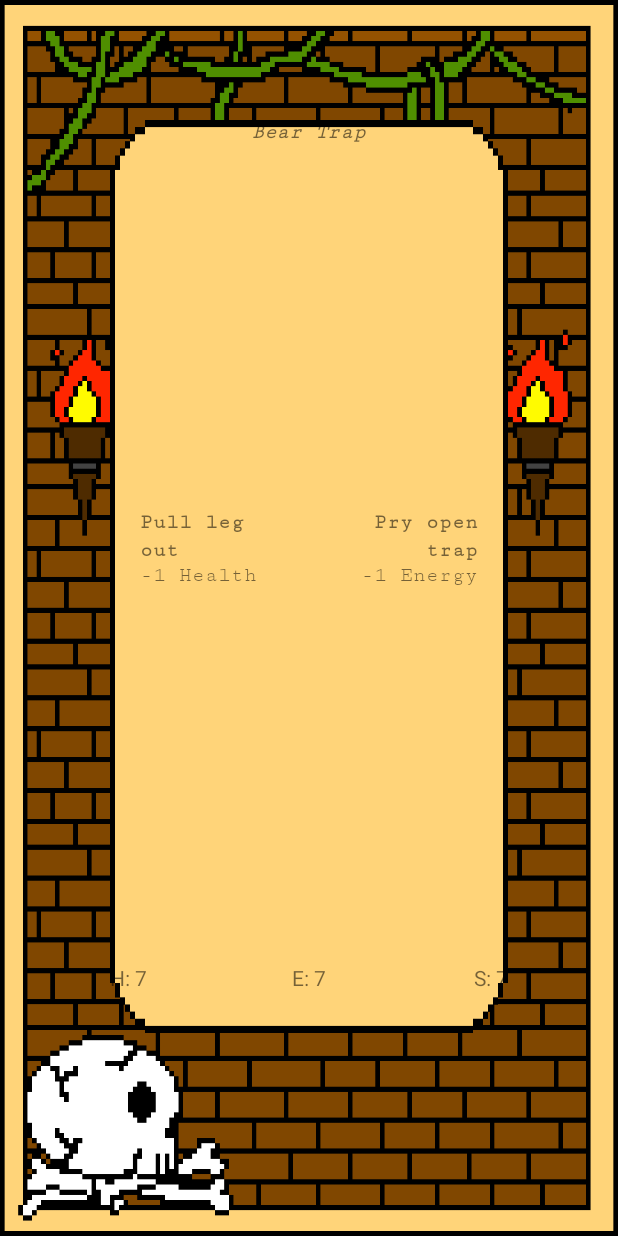
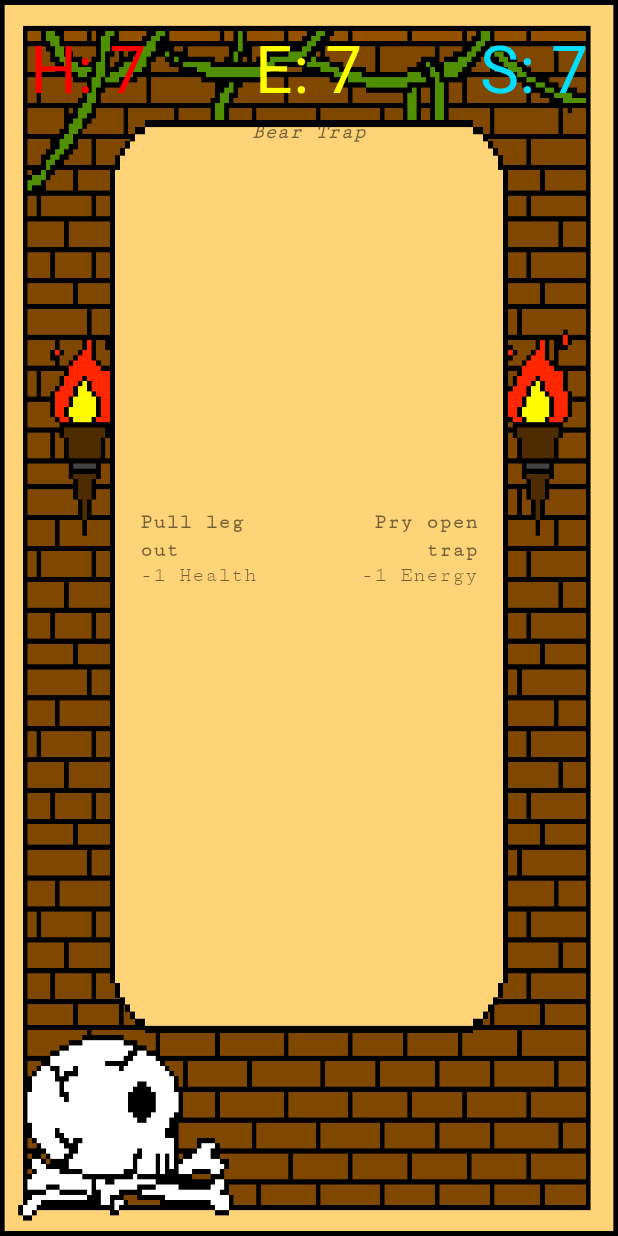
Before and after one commit to bgibbons0531/TreasureTrek, an Android app: the GameMenuActivity screen opened directly, with no data from a screen before it, on a phone screen of 412 x 824 dp. Run offline under Robolectric (Android 15) with nearby library versions, the phone set to English and light mode, and no system bars.

Commit message:
Fragments are populated with the exception of images.

```diff
--- a/app/src/main/java/com/drunkenpandagames/treasuretrek/CardFragment.java
+++ b/app/src/main/java/com/drunkenpandagames/treasuretrek/CardFragment.java
@@ -17,7 +17,6 @@ import static com.drunkenpandagames.treasuretrek.R.layout.card_fragment;
  */
 public class CardFragment extends Fragment {
 
-    Card currentCard;
     String title;
     Option op1;
     Option op2;
--- a/app/src/main/res/layout/activity_game_menu.xml
+++ b/app/src/main/res/layout/activity_game_menu.xml
@@ -16,6 +16,41 @@
         android:id="@+id/imageView2"
         android:scaleType="fitXY"
         tools:ignore="ContentDescription"/>
+
+    <TextView
+        android:text=""
+        android:layout_width="wrap_content"
+        android:layout_height="wrap_content"
+        android:layout_marginTop="15dp"
+        android:textSize="44sp"
+        android:textColor="#ffff00"
+        android:layout_centerHorizontal="true"
+        android:id="@+id/energy_view" />
+
+    <TextView
+        android:text=""
+        android:layout_width="wrap_content"
+        android:layout_height="wrap_content"
+        android:layout_marginTop="15dp"
+        android:layout_marginLeft="20dp"
+        android:layout_marginRight="20dp"
+        android:textSize="44sp"
+        android:gravity="start"
+        android:textColor="#ff0000"
+        android:id="@+id/health_view" />
+
+    <TextView
+        android:text=""
+        android:layout_width="match_parent"
+        android:layout_height="wrap_content"
+        android:layout_marginTop="15dp"
+        android:layout_marginLeft="20dp"
+        android:layout_marginRight="20dp"
+        android:textSize="44sp"
+        android:textColor="@android:color/holo_blue_bright"
+        android:gravity="end"
+        android:id="@+id/sanity_view"
+        android:layout_toEndOf="@+id/health_view" />
 
     <fragment android:id="@+id/currentCard"
         android:gravity="center"
@@ -41,30 +76,6 @@
 
         </RelativeLayout>
 
-    <TextView
-        android:text=""
-        android:layout_width="wrap_content"
-        android:layout_height="wrap_content"
-        android:layout_alignBottom="@+id/fragment_container"
-        android:layout_centerHorizontal="true"
-        android:layout_marginBottom="27dp"
-        android:id="@+id/energy_view" />
 
-    <TextView
-        android:text=""
-        android:layout_width="wrap_content"
-        android:layout_height="wrap_content"
-        android:layout_alignTop="@+id/energy_view"
-        android:layout_alignStart="@+id/currentCard"
-        android:id="@+id/health_view" />
-
-    <TextView
-        android:text=""
-        android:layout_width="wrap_content"
-        android:layout_height="wrap_content"
-        android:id="@+id/sanity_view"
-        android:layout_alignBaseline="@+id/energy_view"
-        android:layout_alignBottom="@+id/energy_view"
-        android:layout_alignEnd="@+id/currentCard" />
 
 </RelativeLayout>
--- a/app/src/main/res/layout/card_fragment.xml
+++ b/app/src/main/res/layout/card_fragment.xml
@@ -2,8 +2,10 @@
 <RelativeLayout xmlns:android="http://schemas.android.com/apk/res/android"
     xmlns:app="http://schemas.android.com/apk/res-auto"
     xmlns:tools="http://schemas.android.com/tools"
-    android:orientation="vertical" android:layout_width="match_parent"
-    android:layout_height="match_parent">
+    android:orientation="vertical"
+    android:layout_width="match_parent"
+    android:layout_height="match_parent"
+    android:background="@mipmap/card">
 
     <ImageView
         android:layout_width="wrap_content"
```
